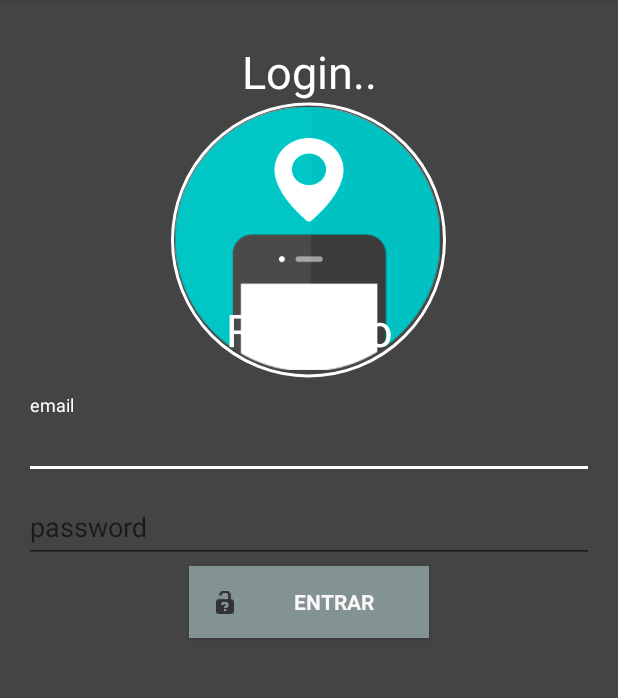
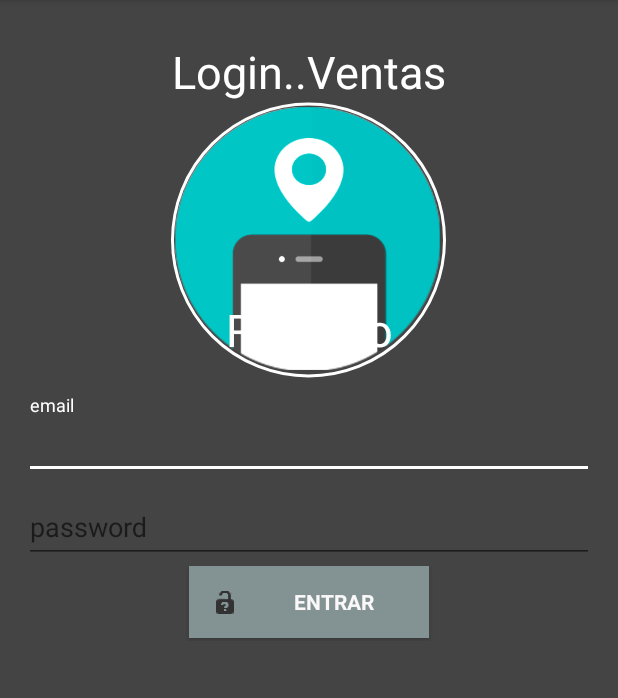
Before and after one commit to aesyungan/ejemploJson4, an Android app: the Login screen opened directly, with no data from a screen before it, on a phone screen of 412 x 824 dp, the part 84-782 px from its top. Run offline under Robolectric (Android 15) with nearby library versions, the phone set to English and light mode, and no system bars; our stand-ins replace CircleImageView.

Commit message:
por datos

```diff
--- a/app/src/main/res/layout/activity_login.xml
+++ b/app/src/main/res/layout/activity_login.xml
@@ -53,7 +53,7 @@
                                 android:textSize="30dp"
                                 android:layout_width="match_parent"
                                 android:layout_height="wrap_content"
-                                android:text="Login.." />
+                                android:text="Login..Ventas" />
                             <!--
                            <ImageView
 
@@ -79,7 +79,7 @@
                             android:layout_height="wrap_content">
 
                             <AutoCompleteTextView
-                                android:id="@+id/email"
+                                android:id="@+id/txtcedula"
                                 android:layout_width="match_parent"
                                 android:layout_height="wrap_content"
                                 android:hint="email"
@@ -97,10 +97,10 @@
                         <android.support.design.widget.TextInputLayout
                             android:layout_width="match_parent"
                             android:layout_height="wrap_content"
-                            android:id="@+id/pass">
+                            >
 
                             <EditText
-                                android:id="@+id/password"
+                                android:id="@+id/txtpassword"
                                 android:layout_width="match_parent"
                                 android:layout_height="wrap_content"
                                 android:hint="password"
```
